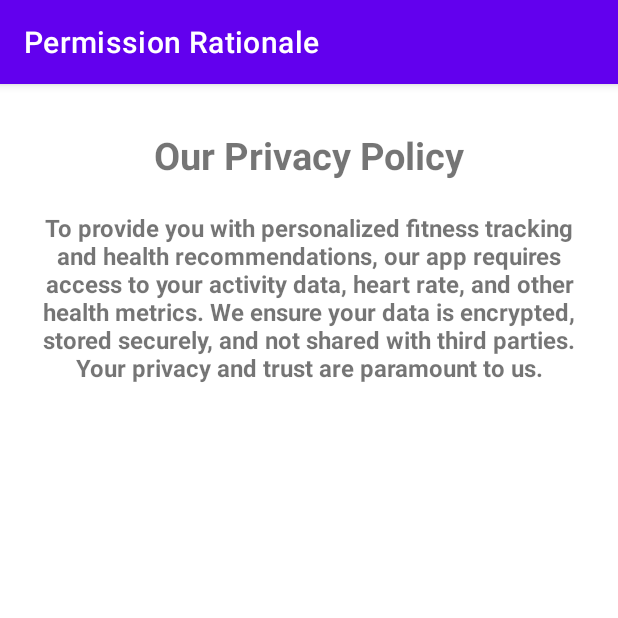
After one commit to CS5520FeinbergFall2023/group-project-group-20, an Android app: the PermissionsRationaleActivity screen opened directly, with no data from a screen before it, on a phone screen of 412 x 824 dp, the top half of it. The commit adds this screen. Run offline under Robolectric (Android 15) with nearby library versions, the phone set to English and light mode, and no system bars.

Commit message:
Add Health Connect permissions and privacy policy

```diff
--- /dev/null
+++ b/app/src/main/java/edu/northeastern/groupprojectgroup20/healthconnect/PermissionsRationaleActivity.java
@@ -0,0 +1,15 @@
+package edu.northeastern.groupprojectgroup20.healthconnect;
+
+import android.os.Bundle;
+import androidx.appcompat.app.AppCompatActivity;
+
+import edu.northeastern.groupprojectgroup20.R;
+
+
+public class PermissionsRationaleActivity extends AppCompatActivity{
+    @Override
+    protected void onCreate(Bundle savedInstanceState) {
+        super.onCreate(savedInstanceState);
+        setContentView(R.layout.activity_permission_rationale);
+    }
+}
--- /dev/null
+++ b/app/src/main/res/layout/activity_permission_rationale.xml
@@ -0,0 +1,40 @@
+<?xml version="1.0" encoding="utf-8"?>
+<androidx.constraintlayout.widget.ConstraintLayout xmlns:android="http://schemas.android.com/apk/res/android"
+    xmlns:tools="http://schemas.android.com/tools"
+    android:layout_width="match_parent"
+    android:layout_height="match_parent">
+
+    <LinearLayout
+        android:layout_width="match_parent"
+        android:layout_height="match_parent"
+        android:orientation="vertical">
+
+        <TextView
+            android:id="@+id/textView2"
+            android:layout_width="match_parent"
+            android:layout_height="wrap_content"
+            android:text="Our Privacy Policy"
+            android:layout_marginTop="30dp"
+            android:textAlignment="center"
+            android:textSize="25sp"
+            android:textStyle="bold"
+            />
+
+        />
+
+        <TextView
+            android:id="@+id/permission_rationale_title"
+            android:layout_width="match_parent"
+            android:layout_height="wrap_content"
+            android:layout_marginStart="16dp"
+            android:layout_marginTop="20dp"
+            android:layout_marginEnd="16dp"
+            android:layout_marginBottom="16dp"
+            android:text="@string/permission_rationale_message"
+            android:textAlignment="center"
+            android:textSize="16sp"
+            android:textStyle="bold" />
+
+    </LinearLayout>
+
+</androidx.constraintlayout.widget.ConstraintLayout>
--- a/app/src/main/res/values/strings.xml
+++ b/app/src/main/res/values/strings.xml
@@ -19,4 +19,12 @@
     <string name="invalid_username">Not a valid username</string>
     <string name="invalid_password">Password must be >5 characters</string>
     <string name="login_failed">"Login failed"</string>
+
+    //permission_rationale_title
+    <string name="permission_rationale_title">Permissions Rationale</string>
+    <string name="permission_rationale_message">To provide you with personalized fitness tracking and health recommendations,
+        our app requires access to your activity data, heart rate, and other health metrics. We ensure your data is encrypted, stored securely, and not shared with third parties. Your privacy and trust are paramount to us.
+    </string>
+    <string name="title_activity_permissions_rationale">Permission Rationale</string>
+
 </resources>
```
Also changed, not shown: app/src/main/AndroidManifest.xml (+36 -0 lines).
